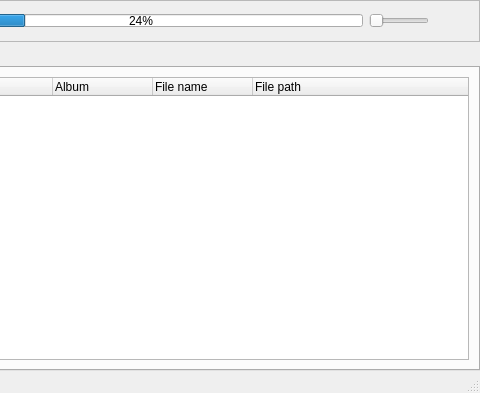
Qt form qplayer.ui (middleofdreams/qplayer) before a commit; both pictures show x 259 to 739 and y 0 to 393 of the 739 by 393 pixel window.
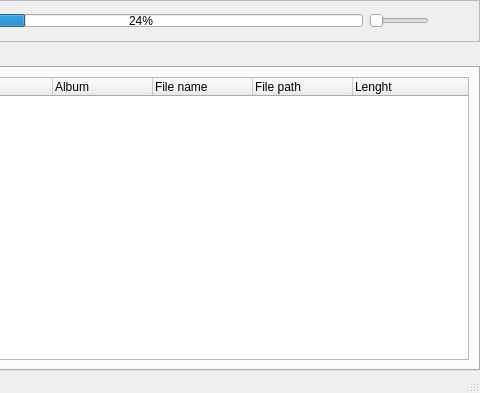
The same form after that commit. Icons and pictures are not drawn.

Patch:
```diff
--- a/qplayer.ui
+++ b/qplayer.ui
@@ -13,6 +13,13 @@
   <property name="windowTitle">
    <string>MainWindow</string>
   </property>
+  <property name="windowIcon">
+   <iconset resource="res.qrc">
+    <normaloff>:/icons/media-playback-start.png</normaloff>:/icons/media-playback-start.png</iconset>
+  </property>
+  <property name="tabShape">
+   <enum>QTabWidget::Triangular</enum>
+  </property>
   <widget class="QWidget" name="centralwidget">
    <layout class="QVBoxLayout" name="verticalLayout_2">
     <property name="spacing">
@@ -346,6 +353,11 @@
             <string>File path</string>
            </property>
           </column>
+          <column>
+           <property name="text">
+            <string>Lenght</string>
+           </property>
+          </column>
          </widget>
         </item>
        </layout>
```
